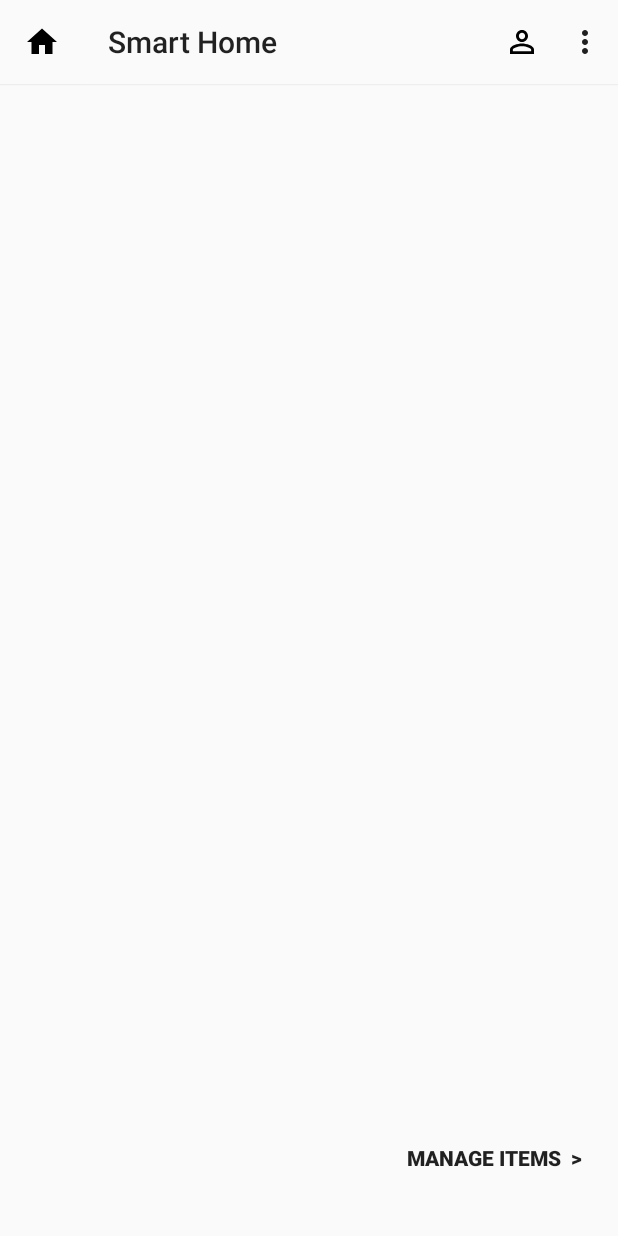
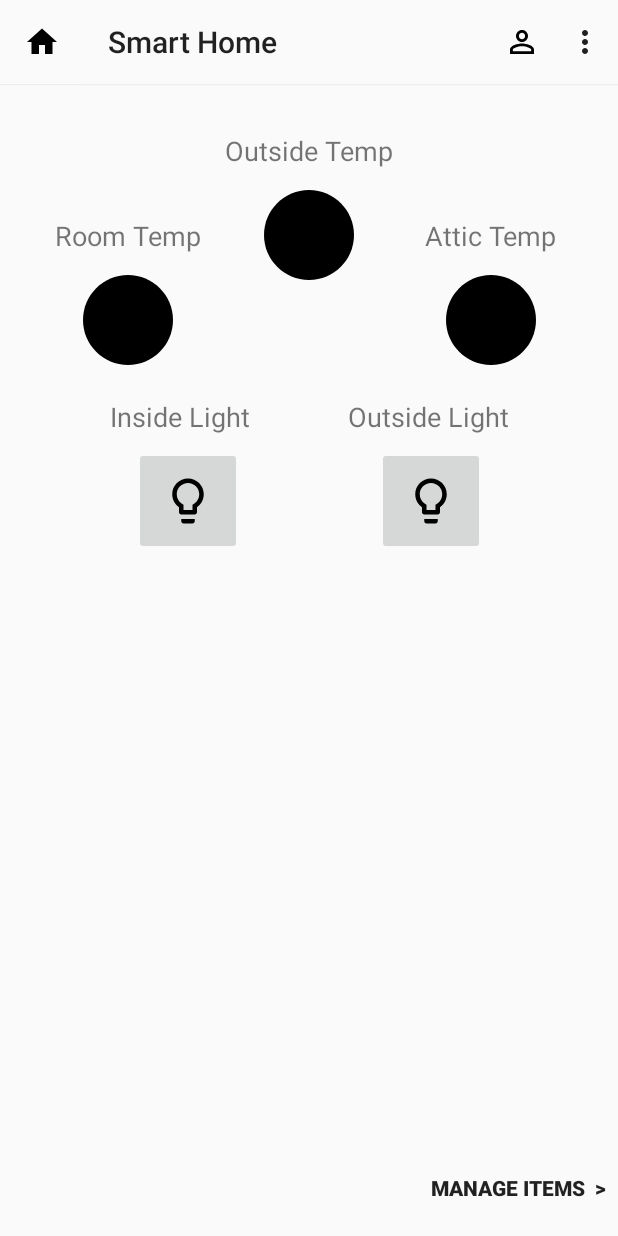
Before and after one commit to SmartHomeSE2/SmartHome, an Android app: the DashboardFragment screen opened directly, with no data from a screen before it, on a phone screen of 412 x 824 dp. Run offline under Robolectric (Android 15) with nearby library versions, the phone set to English and light mode, and no system bars.

Commit message:
Rough Draft Layout

```diff
--- a/app/src/main/java/com/smarthome/AccountFragment.java
+++ /dev/null
@@ -1,8 +0,0 @@
-package com.smarthome;
-
-/**
- * Created by Phil on 11/12/2018.
- */
-
-public class AccountFragment {
-}
--- /dev/null
+++ b/app/src/main/res/drawable/ic_lens_black_24dp.xml
@@ -0,0 +1,9 @@
+<vector xmlns:android="http://schemas.android.com/apk/res/android"
+        android:width="24dp"
+        android:height="24dp"
+        android:viewportWidth="24.0"
+        android:viewportHeight="24.0">
+    <path
+        android:fillColor="#FF000000"
+        android:pathData="M12,2C6.48,2 2,6.48 2,12s4.48,10 10,10 10,-4.48 10,-10S17.52,2 12,2z"/>
+</vector>
--- /dev/null
+++ b/app/src/main/res/drawable/ic_person_black_24dp.xml
@@ -0,0 +1,9 @@
+<vector xmlns:android="http://schemas.android.com/apk/res/android"
+        android:width="24dp"
+        android:height="24dp"
+        android:viewportWidth="24.0"
+        android:viewportHeight="24.0">
+    <path
+        android:fillColor="#FF000000"
+        android:pathData="M12,12c2.21,0 4,-1.79 4,-4s-1.79,-4 -4,-4 -4,1.79 -4,4 1.79,4 4,4zM12,14c-2.67,0 -8,1.34 -8,4v2h16v-2c0,-2.66 -5.33,-4 -8,-4z"/>
+</vector>
--- /dev/null
+++ b/app/src/main/res/drawable/ic_whatshot_black_24dp.xml
@@ -0,0 +1,9 @@
+<vector xmlns:android="http://schemas.android.com/apk/res/android"
+        android:width="24dp"
+        android:height="24dp"
+        android:viewportWidth="24.0"
+        android:viewportHeight="24.0">
+    <path
+        android:fillColor="#FF000000"
+        android:pathData="M13.5,0.67s0.74,2.65 0.74,4.8c0,2.06 -1.35,3.73 -3.41,3.73 -2.07,0 -3.63,-1.67 -3.63,-3.73l0.03,-0.36C5.21,7.51 4,10.62 4,14c0,4.42 3.58,8 8,8s8,-3.58 8,-8C20,8.61 17.41,3.8 13.5,0.67zM11.71,19c-1.78,0 -3.22,-1.4 -3.22,-3.14 0,-1.62 1.05,-2.76 2.81,-3.12 1.77,-0.36 3.6,-1.21 4.62,-2.58 0.39,1.29 0.59,2.65 0.59,4.04 0,2.65 -2.15,4.8 -4.8,4.8z"/>
+</vector>
--- a/app/src/main/res/layout/fragment_account.xml
+++ /dev/null
@@ -1,6 +0,0 @@
-<?xml version="1.0" encoding="utf-8"?>
-<android.support.constraint.ConstraintLayout
-    xmlns:android="http://schemas.android.com/apk/res/android" android:layout_width="match_parent"
-    android:layout_height="match_parent">
-
-</android.support.constraint.ConstraintLayout>
--- a/app/src/main/res/layout/fragment_dashboard.xml
+++ b/app/src/main/res/layout/fragment_dashboard.xml
@@ -10,8 +10,8 @@
         android:id="@+id/button_manage_item_dashboard"
         android:layout_width="wrap_content"
         android:layout_height="wrap_content"
-        android:layout_marginEnd="24dp"
-        android:layout_marginBottom="28dp"
+        android:layout_marginEnd="8dp"
+        android:layout_marginBottom="8dp"
         android:background="@android:color/transparent"
         android:text="MANAGE ITEMS  >"
         android:textStyle="bold"
@@ -20,4 +20,118 @@
         app:layout_constraintHorizontal_bias="1.0"
         app:layout_constraintStart_toStartOf="parent" />
 
+    <TextView
+        android:id="@+id/text_outside_temp"
+        android:layout_width="wrap_content"
+        android:layout_height="wrap_content"
+        android:layout_marginTop="32dp"
+        android:text="Outside Temp"
+        android:textSize="18sp"
+        app:layout_constraintEnd_toEndOf="parent"
+        app:layout_constraintStart_toStartOf="parent"
+        app:layout_constraintTop_toTopOf="parent" />
+
+    <ImageView
+        android:id="@+id/image_outside_temp"
+        android:layout_width="72dp"
+        android:layout_height="72dp"
+        android:layout_marginTop="8dp"
+        android:contentDescription="Outside Temperature"
+        android:src="@drawable/ic_lens_black_24dp"
+        app:layout_constraintEnd_toEndOf="parent"
+        app:layout_constraintStart_toStartOf="parent"
+        app:layout_constraintTop_toBottomOf="@+id/text_outside_temp" />
+
+    <TextView
+        android:id="@+id/text_room_temp"
+        android:layout_width="wrap_content"
+        android:layout_height="wrap_content"
+        android:layout_marginStart="8dp"
+        android:layout_marginTop="32dp"
+        android:layout_marginEnd="8dp"
+        android:text="Room Temp"
+        android:textSize="18sp"
+        app:layout_constraintEnd_toStartOf="@+id/image_outside_temp"
+        app:layout_constraintStart_toStartOf="parent"
+        app:layout_constraintTop_toBottomOf="@+id/text_outside_temp" />
+
+    <ImageView
+        android:id="@+id/image_room_temp"
+        android:layout_width="72dp"
+        android:layout_height="72dp"
+        android:layout_marginTop="8dp"
+        android:contentDescription="Room Temperature"
+        android:src="@drawable/ic_lens_black_24dp"
+        app:layout_constraintEnd_toEndOf="@+id/text_room_temp"
+        app:layout_constraintStart_toStartOf="@+id/text_room_temp"
+        app:layout_constraintTop_toBottomOf="@+id/text_room_temp" />
+
+    <TextView
+        android:id="@+id/text_attic_temp"
+        android:layout_width="wrap_content"
+        android:layout_height="wrap_content"
+        android:layout_marginStart="8dp"
+        android:layout_marginTop="32dp"
+        android:layout_marginEnd="8dp"
+        android:text="Attic Temp"
+        android:textSize="18sp"
+        app:layout_constraintEnd_toEndOf="parent"
+        app:layout_constraintStart_toEndOf="@+id/image_outside_temp"
+        app:layout_constraintTop_toBottomOf="@+id/text_outside_temp" />
+
+    <ImageView
+        android:id="@+id/image_attic_temp"
+        android:layout_width="72dp"
+        android:layout_height="72dp"
+        android:layout_marginTop="8dp"
+        android:contentDescription="Attic Temperature"
+        android:src="@drawable/ic_lens_black_24dp"
+        app:layout_constraintEnd_toEndOf="@+id/text_attic_temp"
+        app:layout_constraintStart_toStartOf="@+id/text_attic_temp"
+        app:layout_constraintTop_toBottomOf="@+id/text_attic_temp" />
+
+    <TextView
+        android:id="@+id/text_inside_light"
+        android:layout_width="wrap_content"
+        android:layout_height="wrap_content"
+        android:layout_marginStart="24dp"
+        android:layout_marginTop="16dp"
+        android:text="Inside Light"
+        android:textAlignment="textStart"
+        android:textSize="18sp"
+        app:layout_constraintStart_toStartOf="@+id/image_room_temp"
+        app:layout_constraintTop_toBottomOf="@+id/image_room_temp" />
+
+    <ImageButton
+        android:id="@+id/imageButton"
+        android:layout_width="72dp"
+        android:layout_height="72dp"
+        android:layout_marginStart="16dp"
+        android:layout_marginTop="8dp"
+        android:src="@drawable/ic_lightbulb_outline_black_24dp"
+        app:layout_constraintStart_toStartOf="@+id/text_inside_light"
+        app:layout_constraintTop_toBottomOf="@+id/text_inside_light" />
+
+    <TextView
+        android:id="@+id/text_outside_light"
+        android:layout_width="wrap_content"
+        android:layout_height="wrap_content"
+        android:layout_marginTop="16dp"
+        android:layout_marginEnd="24dp"
+        android:text="Outside Light"
+        android:textAlignment="center"
+        android:textSize="18sp"
+        app:layout_constraintEnd_toEndOf="@+id/image_attic_temp"
+        app:layout_constraintTop_toBottomOf="@+id/image_attic_temp" />
+
+    <ImageButton
+        android:id="@+id/imageButton2"
+        android:layout_width="72dp"
+        android:layout_height="72dp"
+        android:layout_marginTop="8dp"
+        android:layout_marginEnd="16dp"
+        android:src="@drawable/ic_lightbulb_outline_black_24dp"
+        app:layout_constraintEnd_toEndOf="@+id/text_outside_light"
+        app:layout_constraintTop_toBottomOf="@+id/text_outside_light" />
+
 </android.support.constraint.ConstraintLayout>
--- a/app/src/main/res/values/colors.xml
+++ b/app/src/main/res/values/colors.xml
@@ -2,7 +2,7 @@
 <resources>
     <color name="colorPrimary">#3F51B5</color>
     <color name="colorPrimaryDark">#303F9F</color>
-    <color name="colorAccent">#FF4081</color>
+    <color name="colorAccent">#FF2196F3</color>
     <color name="white">#FFF</color>
     <color name="black">#000</color>
     <color name="defaultColor">#EEEEEE</color>
```
